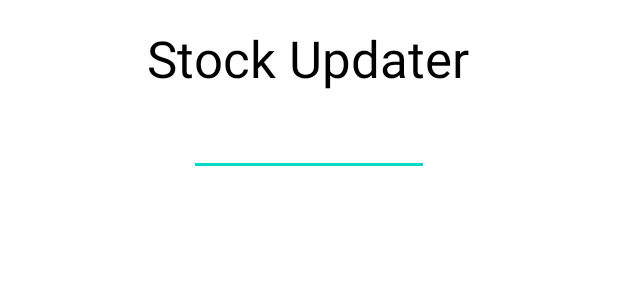
After one commit to AjaideepSingh/SoftwarePatternsCA4, an Android app: the layout stockupdater.xml on its own in the app's theme, with its tools: preview values and no code run, on a phone screen of 412 x 824 dp. The commit adds this screen. Shown: the top 300 px of the screen. Run offline under Robolectric (Android 15) with nearby library versions, the phone set to English and light mode, and no system bars.

Commit message:
admin able to modify stock levels now

```diff
--- a/app/src/main/java/Authentication/SignUp.java
+++ b/app/src/main/java/Authentication/SignUp.java
@@ -8,7 +8,6 @@ import android.graphics.Color;
 import android.os.Build;
 import android.os.Bundle;
 import android.text.TextUtils;
-import android.util.Log;
 import android.view.View;
 import android.view.ViewGroup;
 import android.widget.AdapterView;
@@ -18,18 +17,14 @@ import android.widget.EditText;
 import android.widget.Spinner;
 import android.widget.TextView;
 import android.widget.Toast;
-import androidx.annotation.NonNull;
 import androidx.appcompat.app.AppCompatActivity;
 import androidx.core.app.NotificationCompat;
 import androidx.core.app.NotificationManagerCompat;
 import com.example.softwarepatternsca4.Home;
 import com.example.softwarepatternsca4.R;
 import com.google.firebase.auth.FirebaseAuth;
-import com.google.firebase.database.DataSnapshot;
-import com.google.firebase.database.DatabaseError;
 import com.google.firebase.database.DatabaseReference;
 import com.google.firebase.database.FirebaseDatabase;
-import com.google.firebase.database.ValueEventListener;
 import com.google.firebase.database.annotations.NotNull;
 import java.util.ArrayList;
 import java.util.Objects;
--- a/app/src/main/res/layout/item.xml
+++ b/app/src/main/res/layout/item.xml
@@ -11,7 +11,7 @@
 
     <androidx.constraintlayout.widget.ConstraintLayout
         android:layout_width="match_parent"
-        android:layout_height="120dp">
+        android:layout_height="150dp">
 
         <ImageView
             android:id="@+id/itemPicture"
--- /dev/null
+++ b/app/src/main/res/layout/stockupdater.xml
@@ -0,0 +1,36 @@
+<?xml version="1.0" encoding="utf-8"?>
+<androidx.constraintlayout.widget.ConstraintLayout
+    xmlns:android="http://schemas.android.com/apk/res/android"
+    xmlns:app="http://schemas.android.com/apk/res-auto"
+    xmlns:tools="http://schemas.android.com/tools"
+    android:layout_width="match_parent"
+    android:layout_height="match_parent">
+
+    <TextView
+        android:id="@+id/textView3"
+        android:layout_width="wrap_content"
+        android:layout_height="wrap_content"
+        android:layout_marginStart="98dp"
+        android:textColor="@color/black"
+        android:layout_marginTop="16dp"
+        android:layout_marginEnd="99dp"
+        android:text="Stock Updater"
+        android:textAppearance="@style/TextAppearance.AppCompat.Display1"
+        app:layout_constraintEnd_toEndOf="parent"
+        app:layout_constraintStart_toStartOf="parent"
+        app:layout_constraintTop_toTopOf="parent" />
+
+    <EditText
+        android:id="@+id/updateStockEditText"
+        android:layout_width="wrap_content"
+        android:layout_height="wrap_content"
+        android:layout_marginStart="121dp"
+        android:layout_marginTop="16dp"
+        android:layout_marginEnd="122dp"
+        android:ems="10"
+        android:inputType="number"
+        android:textAppearance="@style/TextAppearance.AppCompat.Body2"
+        app:layout_constraintEnd_toEndOf="parent"
+        app:layout_constraintStart_toStartOf="parent"
+        app:layout_constraintTop_toBottomOf="@+id/textView3" />
+</androidx.constraintlayout.widget.ConstraintLayout>
```
Also changed, not shown: app/src/main/java/Adapters/CatalogueAdapter.java (+9 -6 lines), app/src/main/java/Adapters/ManagerCatalogueAdapter.java (+63 -4 lines), app/src/main/java/com/example/softwarepatternsca4/StockManager.java (+62 -13 lines).
